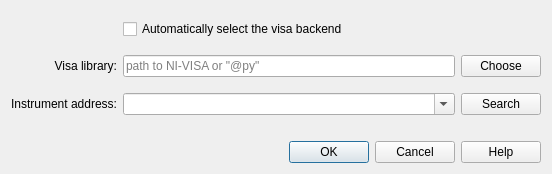
osgirl/mercurygui, file mercurygui/connection_dialog.ui: the form before one commit.
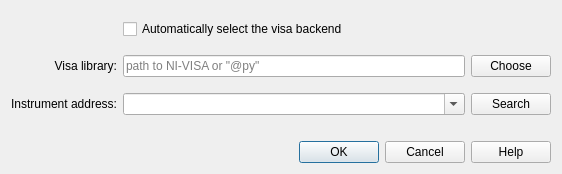
The form after the commit.

Commit message: corrected spelling mistake

Patch:
```diff
--- a/mercurygui/connection_dialog.ui
+++ b/mercurygui/connection_dialog.ui
@@ -6,7 +6,7 @@
    <rect>
     <x>0</x>
     <y>0</y>
-    <width>552</width>
+    <width>562</width>
     <height>174</height>
    </rect>
   </property>
```
The commit also changes 2 other files.
